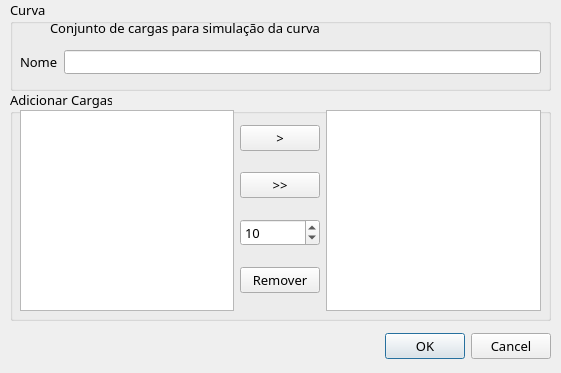
The window that simuload/user_interface/original_design/nova_curva.ui (jpcairesf/simuload) describes before a commit, drawn with Qt 5.
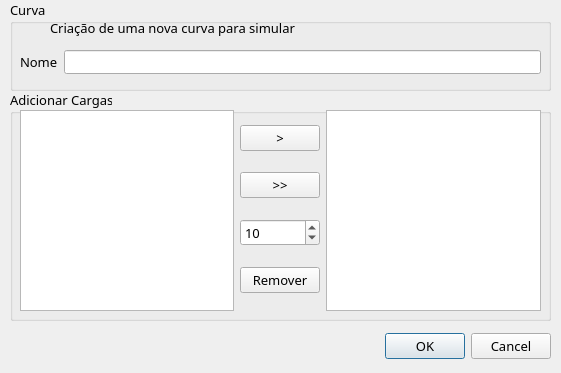
The same window after the commit.

Commit message: fix: correcting UI texts

What changed in the file:
```diff
--- a/simuload/user_interface/original_design/nova_curva.ui
+++ b/simuload/user_interface/original_design/nova_curva.ui
@@ -63,7 +63,7 @@
      </rect>
     </property>
     <property name="text">
-     <string>Conjunto de cargas para simulação da curva</string>
+     <string>Criação de uma nova curva para simular</string>
     </property>
    </widget>
    <widget class="QWidget" name="formLayoutWidget_2">
```
The commit also changes 3 other files.
